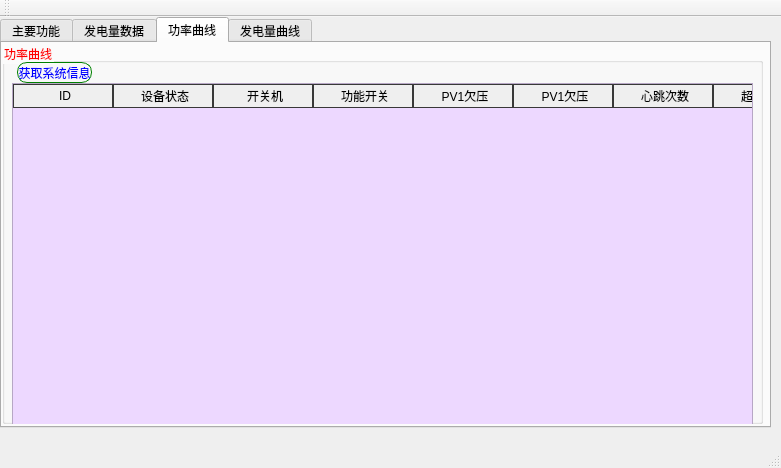
Above: mainwindow.ui from crawler-john/ECU-R-PC before the change. Below: the same form after it.
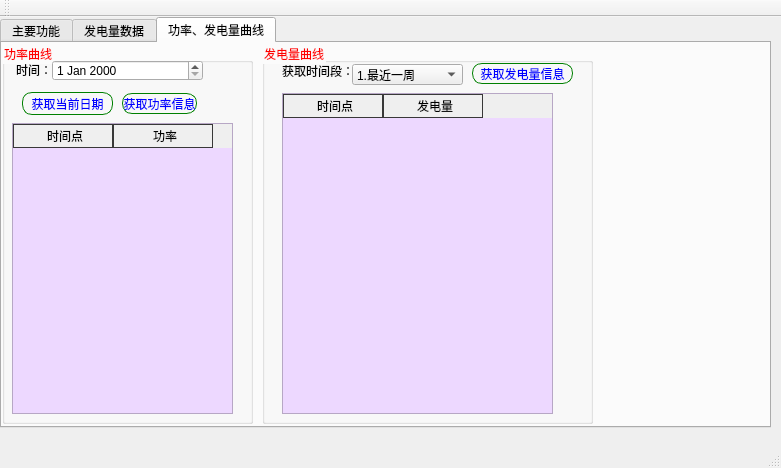
That is the form after the change. The open tabs and pages were chosen to show the change. Icons and pictures are not drawn.

What changed in the file:
```diff
--- a/mainwindow.ui
+++ b/mainwindow.ui
@@ -1127,14 +1127,14 @@
     </widget>
     <widget class="QWidget" name="tab_2">
      <attribute name="title">
-      <string>功率曲线</string>
+      <string>功率、发电量曲线</string>
      </attribute>
      <widget class="QGroupBox" name="groupBox_10">
       <property name="geometry">
        <rect>
         <x>0</x>
         <y>0</y>
-        <width>761</width>
+        <width>251</width>
         <height>381</height>
        </rect>
       </property>
@@ -1144,118 +1144,79 @@
       <widget class="QPushButton" name="btn_getSystem_2">
        <property name="geometry">
         <rect>
-         <x>15</x>
-         <y>19</y>
+         <x>120</x>
+         <y>50</y>
          <width>75</width>
          <height>21</height>
         </rect>
        </property>
        <property name="text">
-        <string>获取系统信息</string>
+        <string>获取功率信息</string>
        </property>
       </widget>
       <widget class="QTableWidget" name="tableWidget_2">
        <property name="geometry">
         <rect>
          <x>10</x>
-         <y>40</y>
-         <width>741</width>
-         <height>371</height>
+         <y>80</y>
+         <width>221</width>
+         <height>291</height>
         </rect>
        </property>
        <column>
         <property name="text">
-         <string>ID</string>
+         <string>时间点</string>
         </property>
        </column>
        <column>
         <property name="text">
-         <string>设备状态</string>
+         <string>功率</string>
         </property>
        </column>
-       <column>
-        <property name="text">
-         <string>开关机</string>
-        </property>
-       </column>
-       <column>
-        <property name="text">
-         <string>功能开关</string>
-        </property>
-       </column>
-       <column>
-        <property name="text">
-         <string>PV1欠压</string>
-        </property>
-       </column>
-       <column>
-        <property name="text">
-         <string>PV1欠压</string>
-        </property>
-       </column>
-       <column>
-        <property name="text">
-         <string>心跳次数</string>
-        </property>
-       </column>
-       <column>
-        <property name="text">
-         <string>超时次数</string>
-        </property>
-       </column>
-       <column>
-        <property name="text">
-         <string>当天关机数</string>
-        </property>
-       </column>
-       <column>
-        <property name="text">
-         <string>PV1输入电压</string>
-        </property>
-       </column>
-       <column>
-        <property name="text">
-         <string>PV2输入电压</string>
-        </property>
-       </column>
-       <column>
-        <property name="text">
-         <string>输入电流</string>
-        </property>
-       </column>
-       <column>
-        <property name="text">
-         <string>PV1输入功率</string>
-        </property>
-       </column>
-       <column>
-        <property name="text">
-         <string>PV2输入功率</string>
-        </property>
-       </column>
-       <column>
-        <property name="text">
-         <string>输出电压</string>
-        </property>
-       </column>
-       <column>
-        <property name="text">
-         <string>信号强度</string>
-        </property>
-       </column>
+      </widget>
+      <widget class="QLabel" name="label_44">
+       <property name="geometry">
+        <rect>
+         <x>14</x>
+         <y>16</y>
+         <width>31</width>
+         <height>21</height>
+        </rect>
+       </property>
+       <property name="text">
+        <string>时间：</string>
+       </property>
+      </widget>
+      <widget class="QDateEdit" name="dateEdit">
+       <property name="geometry">
+        <rect>
+         <x>50</x>
+         <y>17</y>
+         <width>151</width>
+         <height>21</height>
+        </rect>
+       </property>
+      </widget>
+      <widget class="QPushButton" name="btn_getDate">
+       <property name="geometry">
+        <rect>
+         <x>20</x>
+         <y>49</y>
+         <width>91</width>
+         <height>23</height>
+        </rect>
+       </property>
+       <property name="text">
+        <string>获取当前日期</string>
+       </property>
       </widget>
      </widget>
-    </widget>
-    <widget class="QWidget" name="tab_3">
-     <attribute name="title">
-      <string>发电量曲线</string>
-     </attribute>
      <widget class="QGroupBox" name="groupBox_11">
       <property name="geometry">
        <rect>
-        <x>0</x>
+        <x>260</x>
         <y>0</y>
-        <width>761</width>
+        <width>331</width>
         <height>381</height>
        </rect>
       </property>
@@ -1265,106 +1226,74 @@
       <widget class="QTableWidget" name="tableWidget_3">
        <property name="geometry">
         <rect>
-         <x>10</x>
-         <y>40</y>
-         <width>741</width>
-         <height>371</height>
+         <x>20</x>
+         <y>50</y>
+         <width>271</width>
+         <height>321</height>
         </rect>
        </property>
        <column>
         <property name="text">
-         <string>ID</string>
+         <string>时间点</string>
         </property>
        </column>
        <column>
         <property name="text">
-         <string>设备状态</string>
+         <string>发电量</string>
         </property>
        </column>
-       <column>
-        <property name="text">
-         <string>开关机</string>
-        </property>
-       </column>
-       <column>
-        <property name="text">
-         <string>功能开关</string>
-        </property>
-       </column>
-       <column>
-        <property name="text">
-         <string>PV1欠压</string>
-        </property>
-       </column>
-       <column>
-        <property name="text">
-         <string>PV1欠压</string>
-        </property>
-       </column>
-       <column>
-        <property name="text">
-         <string>心跳次数</string>
-        </property>
-       </column>
-       <column>
-        <property name="text">
-         <string>超时次数</string>
-        </property>
-       </column>
-       <column>
-        <property name="text">
-         <string>当天关机数</string>
-        </property>
-       </column>
-       <column>
-        <property name="text">
-         <string>PV1输入电压</string>
-        </property>
-       </column>
-       <column>
-        <property name="text">
-         <string>PV2输入电压</string>
-        </property>
-       </column>
-       <column>
-        <property name="text">
-         <string>输入电流</string>
-        </property>
-       </column>
-       <column>
-        <property name="text">
-         <string>PV1输入功率</string>
-        </property>
-       </column>
-       <column>
-        <property name="text">
-         <string>PV2输入功率</string>
-        </property>
-       </column>
-       <column>
-        <property name="text">
-         <string>输出电压</string>
-        </property>
-       </column>
-       <column>
-        <property name="text">
-         <string>信号强度</string>
-        </property>
-       </column>
       </widget>
       <widget class="QPushButton" name="btn_getSystem_3">
        <property name="geometry">
         <rect>
-         <x>15</x>
-         <y>19</y>
-         <width>75</width>
+         <x>210</x>
+         <y>20</y>
+         <width>101</width>
          <height>21</height>
         </rect>
        </property>
        <property name="text">
-        <string>获取系统信息</string>
+        <string>获取发电量信息</string>
        </property>
       </widget>
+      <widget class="QLabel" name="label_45">
+       <property name="geometry">
+        <rect>
+         <x>20</x>
+         <y>20</y>
+         <width>71</width>
+         <height>16</height>
+        </rect>
+       </property>
+       <property name="text">
+        <string>获取时间段：</string>
+       </property>
+      </widget>
+      <widget class="QComboBox" name="comboBox_2">
+       <property name="geometry">
+        <rect>
+         <x>90</x>
+         <y>21</y>
+         <width>111</width>
+         <height>21</height>
+        </rect>
+       </property>
+       <item>
+        <property name="text">
+         <string>1.最近一周</string>
+        </property>
+       </item>
+       <item>
+        <property name="text">
+         <string>2.最近一月</string>
+        </property>
+       </item>
+       <item>
+        <property name="text">
+         <string>3.最近一年</string>
+        </property>
+       </item>
+      </widget>
      </widget>
     </widget>
    </widget>
```
Left out of the diff: 18 changed lines with no effect on the pictures.
